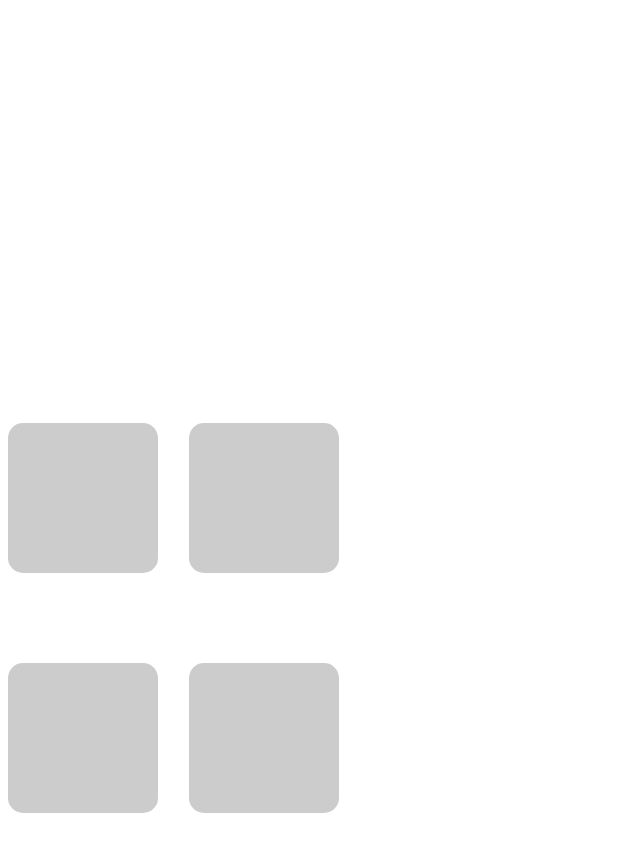
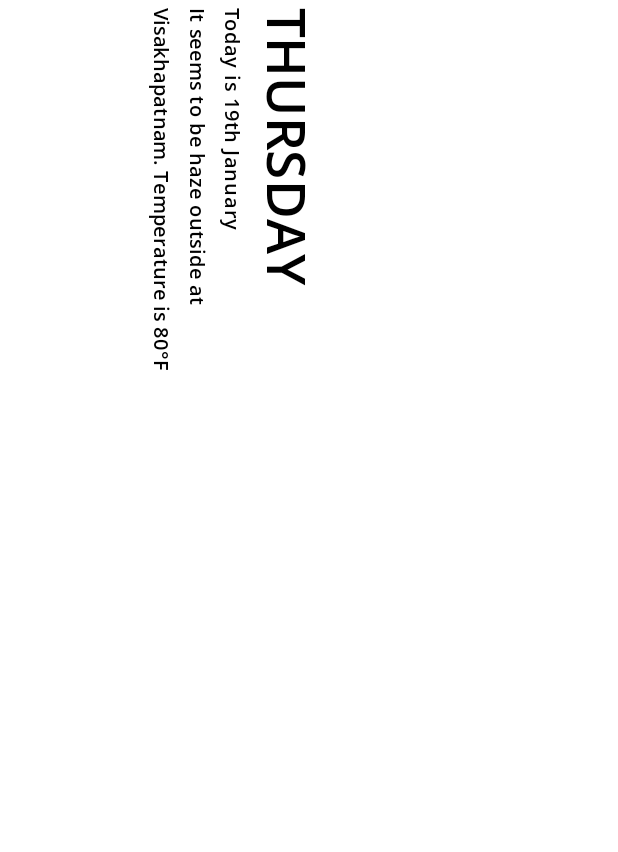
Before and after one commit to tCreates/uiDemo5, an Android app built with Jetpack Compose: the @Preview function GreetingPreview, on a phone screen of 412 x 824 dp. Shown: the top 852 px of the screen. Run offline under Robolectric (Android 15) with nearby library versions, the phone set to English and light mode, and no system bars.

Commit message:
added text

```diff
--- a/app/src/main/java/com/tcreatesllc/uidemo5/MainActivity.kt
+++ b/app/src/main/java/com/tcreatesllc/uidemo5/MainActivity.kt
@@ -17,6 +17,7 @@ import androidx.compose.foundation.layout.height
 import androidx.compose.foundation.layout.padding
 import androidx.compose.foundation.layout.size
 import androidx.compose.foundation.layout.width
+import androidx.compose.foundation.layout.wrapContentSize
 import androidx.compose.foundation.lazy.LazyColumn
 import androidx.compose.foundation.shape.RoundedCornerShape
 import androidx.compose.material3.FloatingActionButton
@@ -40,9 +41,13 @@ import androidx.compose.ui.graphics.StrokeCap
 import androidx.compose.ui.graphics.vector.ImageVector
 import androidx.compose.ui.layout.ContentScale
 import androidx.compose.ui.res.painterResource
+import androidx.compose.ui.text.font.Font
+import androidx.compose.ui.text.font.FontFamily
+import androidx.compose.ui.text.font.FontWeight
 import androidx.compose.ui.tooling.preview.Preview
 import androidx.compose.ui.unit.Dp
 import androidx.compose.ui.unit.dp
+import androidx.compose.ui.unit.sp
 import com.tcreatesllc.uidemo5.ui.theme.UiDemo5Theme
 
 class MainActivity : ComponentActivity() {
@@ -62,6 +67,16 @@ class MainActivity : ComponentActivity() {
     }
 }
 
+val fontFamily = FontFamily(
+    Font(R.font.teko_light, FontWeight.Light),
+    Font(R.font.teko_regular, FontWeight.Normal),
+    Font(R.font.teko_semibold, FontWeight.Bold)
+)
+
+val openSans = FontFamily(
+    Font(R.font.opensans_regular, FontWeight.Normal),
+    Font(R.font.opensans_semibold, FontWeight.Bold)
+)
 
 @Composable
 fun cardedImage() {
@@ -188,7 +203,14 @@ fun boxyColumn() {
         modifier = Modifier.height(600.dp)
     ) {
         items(2) { index ->
-            Row(modifier = Modifier.padding(top = 30.dp, bottom = 30.dp, start = 5.dp, end = 5.dp)) {
+            Row(
+                modifier = Modifier.padding(
+                    top = 30.dp,
+                    bottom = 30.dp,
+                    start = 5.dp,
+                    end = 5.dp
+                )
+            ) {
                 roundRect()
             }
         }
@@ -198,18 +220,57 @@ fun boxyColumn() {
 
 @Composable
 fun lineColumn() {
-   Row(
+    Row(
         horizontalArrangement = Arrangement.Center,
-       verticalAlignment = Alignment.CenterVertically
-       // modifier = Modifier.width(700.dp)
+        verticalAlignment = Alignment.CenterVertically
+        // modifier = Modifier.width(700.dp)
     ) {
-boxyColumn()
+        boxyColumn()
         verticalLine()
         boxyColumn()
     }
 }
 
-@Preview(showBackground = false)
+
+@Composable
+fun timeText() {
+    Text(
+        text = "01\n\n\n\n34",
+        fontFamily = fontFamily,
+        fontWeight = FontWeight.Normal,
+        fontSize = 90.sp
+    )
+}
+
+@Composable
+fun rotatedText() {
+    Column(modifier = Modifier
+        .rotate(90f)
+        .height(260.dp)
+        .width(250.dp)
+        .padding(top = 40.dp)) {
+        Text(
+            text = "THURSDAY",
+            fontFamily = openSans,
+            fontWeight = FontWeight.Bold,
+            fontSize = 35.sp,
+        )
+        Text(
+            text = "Today is 19th January",
+            fontFamily = openSans,
+            fontWeight = FontWeight.Bold,
+            fontSize = 13.5.sp,
+        )
+        Text(
+            text = "It seems to be haze outside at\nVisakhapatnam. Temperature is 80°F",
+            fontFamily = openSans,
+            fontWeight = FontWeight.Bold,
+            fontSize = 13.sp,
+        )
+    }
+}
+
+@Preview(showBackground = true)
 @Composable
 fun GreetingPreview() {
     UiDemo5Theme {
@@ -219,6 +280,8 @@ fun GreetingPreview() {
         //verticalLine()
         //fabBox()
         //boxyColumn()
-        lineColumn()
+        // lineColumn()
+        //timeText()
+        rotatedText()
     }
 }
```
Also changed, not shown: app/src/main/res/font/opensans_regular.ttf (added), app/src/main/res/font/opensans_semibold.ttf (added), app/src/main/res/font/teko_light.ttf (added), app/src/main/res/font/teko_regular.ttf (added), app/src/main/res/font/teko_semibold.ttf (added).
